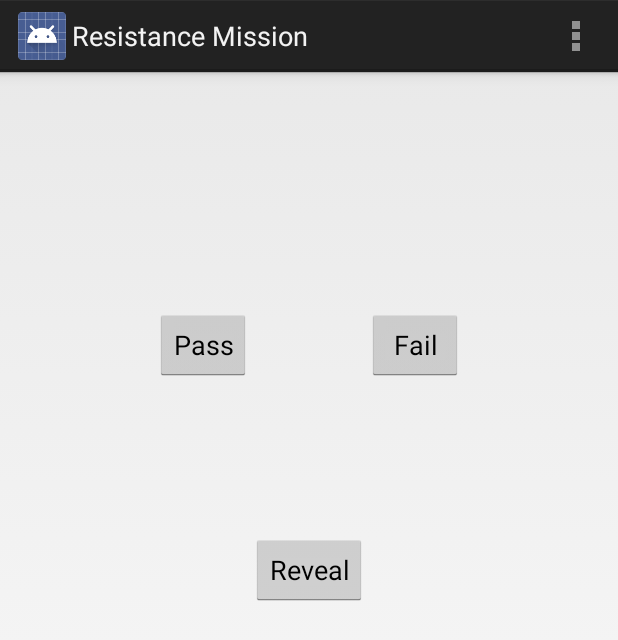
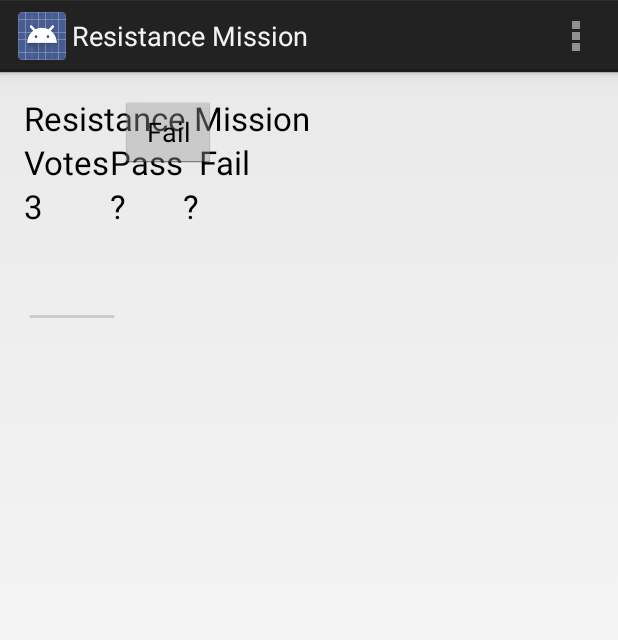
Before and after one commit to seveneightn9ne/resistance-mission-android, an Android app: the screen it shows after launch (MainActivity), on a phone screen of 412 x 824 dp. Shown: the top 640 px of the screen. Run offline under Robolectric (Android 15) with nearby library versions, the phone set to English and light mode, and no system bars.

Commit message:
layout update

```diff
--- a/ressistancemission/src/main/res/layout/activity_main.xml
+++ b/ressistancemission/src/main/res/layout/activity_main.xml
@@ -7,6 +7,130 @@
     android:paddingTop="@dimen/activity_vertical_margin"
     android:paddingBottom="@dimen/activity_vertical_margin"
     tools:context="com.milessteele.resistancemission.resistancemission.ressistancemission.MainActivity">
+
+    <LinearLayout
+        android:orientation="vertical"
+        android:layout_width="fill_parent"
+        android:layout_height="fill_parent"
+        android:layout_alignParentTop="true"
+        android:layout_alignParentRight="true"
+        android:layout_alignParentEnd="true"
+        android:id="@+id/linearLayout">
+
+        <TextView
+            android:layout_width="wrap_content"
+            android:layout_height="wrap_content"
+            android:textAppearance="?android:attr/textAppearanceLarge"
+            android:text="Resistance Mission"
+            android:id="@+id/title"
+            android:layout_alignParentTop="true"
+            android:layout_centerHorizontal="true" />
+
+        <TableLayout
+            android:layout_width="fill_parent"
+            android:layout_height="fill_parent"
+            android:layout_alignParentRight="true"
+            android:layout_alignParentEnd="true"
+            android:layout_alignParentLeft="true"
+            android:layout_alignParentStart="true"
+            android:layout_alignTop="@+id/info"
+            android:layout_above="@+id/fail">
+
+            <TableRow
+                android:layout_width="fill_parent"
+                android:layout_height="fill_parent">
+
+                <TextView
+                    android:layout_width="wrap_content"
+                    android:layout_height="wrap_content"
+                    android:textAppearance="?android:attr/textAppearanceLarge"
+                    android:text="Votes"
+                    android:id="@+id/textView"
+                    android:layout_column="0" />
+
+                <TextView
+                    android:layout_width="wrap_content"
+                    android:layout_height="wrap_content"
+                    android:textAppearance="?android:attr/textAppearanceLarge"
+                    android:text="Pass"
+                    android:id="@+id/textView2"
+                    android:layout_column="1" />
+
+                <TextView
+                    android:layout_width="wrap_content"
+                    android:layout_height="wrap_content"
+                    android:textAppearance="?android:attr/textAppearanceLarge"
+                    android:text="Fail"
+                    android:id="@+id/textView3"
+                    android:layout_column="4" />
+            </TableRow>
+
+            <TableRow
+                android:layout_width="fill_parent"
+                android:layout_height="fill_parent">
+
+                <TextView
+                    android:layout_width="wrap_content"
+                    android:layout_height="wrap_content"
+                    android:textAppearance="?android:attr/textAppearanceLarge"
+                    android:text="3"
+                    android:id="@+id/textView4"
+                    android:layout_column="0" />
+
+                <TextView
+                    android:layout_width="wrap_content"
+                    android:layout_height="wrap_content"
+                    android:textAppearance="?android:attr/textAppearanceLarge"
+                    android:text="?"
+                    android:id="@+id/textView5"
+                    android:layout_column="1" />
+
+                <TextView
+                    android:layout_width="wrap_content"
+                    android:layout_height="wrap_content"
+                    android:textAppearance="?android:attr/textAppearanceLarge"
+                    android:text="?"
+                    android:id="@+id/textView6"
+                    android:layout_column="2" />
+            </TableRow>
+
+            <TableRow
+                android:layout_width="fill_parent"
+                android:layout_height="fill_parent">
+
+            </TableRow>
+
+            <TableRow
+                android:layout_width="fill_parent"
+                android:layout_height="fill_parent">
+
+            </TableRow>
+
+            <TableRow
+                android:layout_width="fill_parent"
+                android:layout_height="fill_parent">
+
+            </TableRow>
+        </TableLayout>
+
+        <Button
+            android:layout_width="wrap_content"
+            android:layout_height="wrap_content"
+            android:text="Reveal"
+            android:id="@+id/reveal"
+            android:layout_marginTop="102dp"
+            android:layout_below="@+id/pass"
+            android:layout_centerHorizontal="true"
+            android:onClick="onClickReveal" />
+
+    </LinearLayout>
+
+    <LinearLayout
+        android:orientation="horizontal"
+        android:layout_width="match_parent"
+        android:layout_height="148dp"
+        android:layout_alignRight="@+id/linearLayout"
+        android:layout_alignEnd="@+id/linearLayout">
 
         <Button
             android:layout_width="wrap_content"
@@ -26,26 +150,6 @@
             android:layout_alignTop="@+id/pass"
             android:layout_toRightOf="@+id/reveal"
             android:onClick="onClickFail" />
-
-    <Button
-        android:layout_width="wrap_content"
-        android:layout_height="wrap_content"
-        android:text="Reveal"
-        android:id="@+id/reveal"
-        android:layout_marginTop="102dp"
-        android:layout_below="@+id/pass"
-        android:layout_centerHorizontal="true"
-        android:onClick="onClickReveal" />
-
-    <TextView
-        android:layout_width="wrap_content"
-        android:layout_height="wrap_content"
-        android:id="@+id/info"
-        android:layout_marginTop="52dp"
-        android:layout_alignParentTop="true"
-        android:layout_alignLeft="@+id/pass"
-        android:layout_alignStart="@+id/pass"
-        android:layout_alignRight="@+id/fail"
-        android:layout_alignEnd="@+id/fail" />
+    </LinearLayout>
 
 </RelativeLayout>
```
Lines whose indentation alone changed are shown as unchanged.
